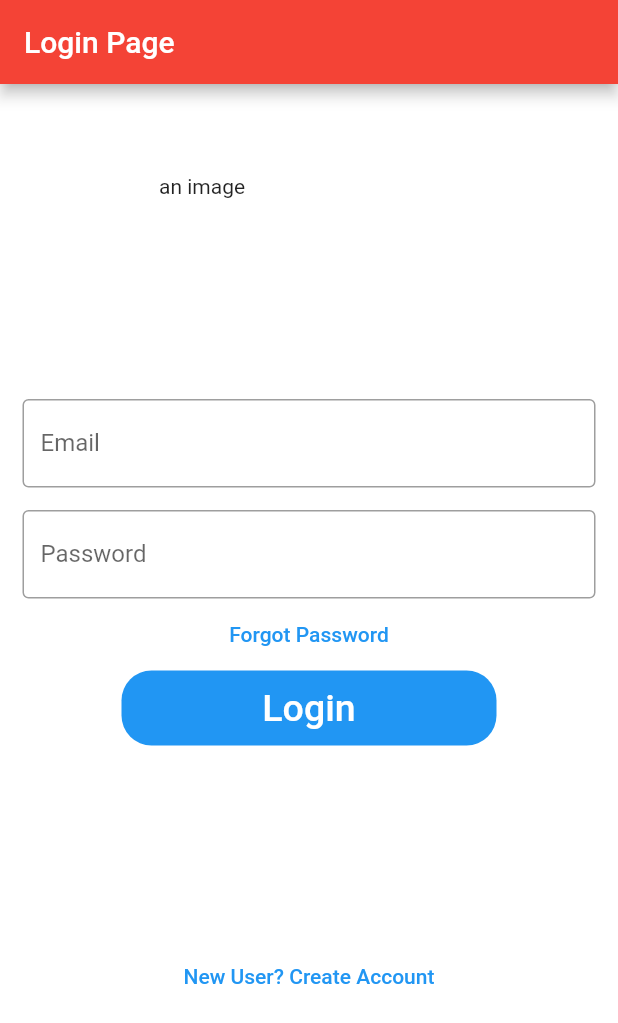
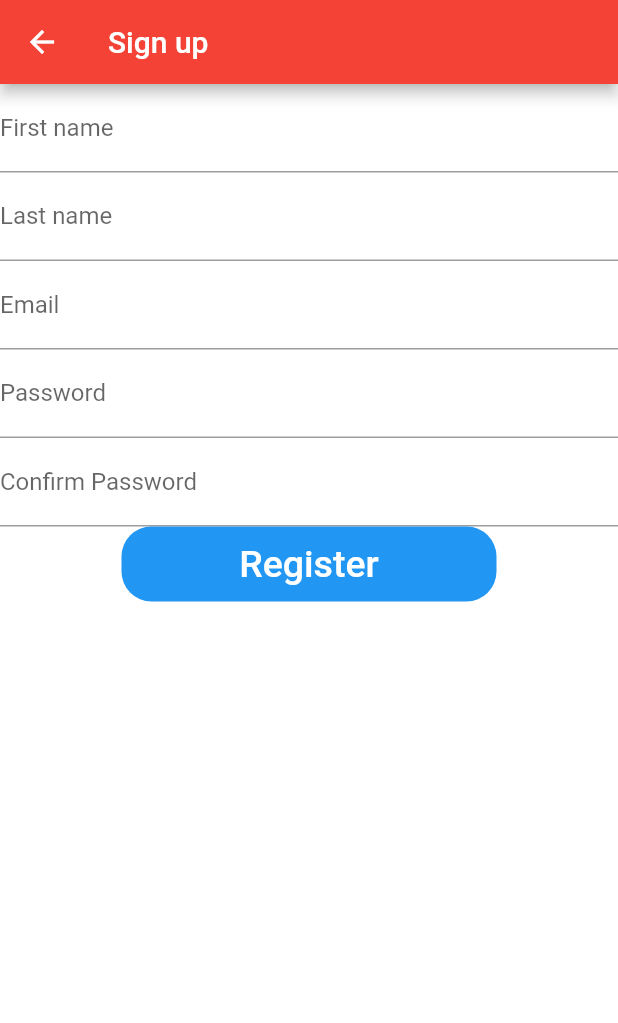
Before and after one commit to Lsfhv/bike-tour-app, a Flutter app: the screen it shows after launch, after a tap on "New User? Create Account", on a phone screen of 412 x 824 dp. Shown: the top 1023 px of the screen. Run offline on Flutter 3.47's test engine with Material 2 defaults, Android fonts, the phone set to English and light mode, and no system bars; our stand-ins replace firebase_auth, firebase_core, google_maps_flutter; accounts and stored records are empty.

Commit message:
Create sign_up, Update sign_in

```diff
--- a/lib/screens/authenticate/sign_in.dart
+++ b/lib/screens/authenticate/sign_in.dart
@@ -1,6 +1,6 @@
 // ignore_for_file: prefer_const_constructors
 
-import 'package:bike_tour_app/services/auth.dart';
+import 'package:bike_tour_app/screens/authenticate/sign_up.dart';
 import 'package:flutter/material.dart';
 
 class SignIn extends StatefulWidget {
@@ -36,7 +36,7 @@ class _SignInState extends State<SignIn> {
             Padding(
               padding: const EdgeInsets.only(top: 60.0),
               child: Center(
-                child: Container(
+                child: SizedBox(
                   width: 200,
                   height: 150,
                   /*decoration: BoxDecoration(
@@ -72,7 +72,7 @@ class _SignInState extends State<SignIn> {
             ),
             TextButton(
               onPressed: () {
-                //TODO FORGOT PASSWORD SCREEN GOES HERE
+                //TO DO FORGOT PASSWORD SCREEN GOES HERE
               },
               child: Text("Forgot Password"),
               style: TextButton.styleFrom(
@@ -107,7 +107,10 @@ class _SignInState extends State<SignIn> {
               height: 130,
             ),
             TextButton(
-              onPressed: () {},
+              onPressed: () {
+                Navigator.push(
+                    context, MaterialPageRoute(builder: (context) => SignUp()));
+              },
               child: Text("New User? Create Account"),
               style: TextButton.styleFrom(
                 primary: Colors.blue,
@@ -117,6 +120,5 @@ class _SignInState extends State<SignIn> {
         ),
       ),
     );
-    ;
   }
 }
--- /dev/null
+++ b/lib/screens/authenticate/sign_up.dart
@@ -0,0 +1,67 @@
+import 'package:flutter/material.dart';
+
+class SignUp extends StatelessWidget {
+  const SignUp({Key? key}) : super(key: key);
+
+  @override
+  Widget build(BuildContext context) {
+    return Scaffold(
+      resizeToAvoidBottomInset: true,
+      backgroundColor: Colors.white,
+      appBar: AppBar(
+        title: const Text("Sign up"),
+      ),
+      body: SingleChildScrollView(
+        child: Column(
+          children: <Widget>[
+            Column(
+              children: <Widget>[
+                const TextField(
+                  decoration: InputDecoration(
+                    labelText: "First name",
+                  ),
+                ),
+                const TextField(
+                  decoration: InputDecoration(
+                    labelText: "Last name",
+                  ),
+                ),
+                const TextField(
+                  decoration: InputDecoration(
+                    labelText: "Email",
+                  ),
+                ),
+                const TextField(
+                  obscureText: true,
+                  decoration: InputDecoration(
+                    labelText: "Password",
+                  ),
+                ),
+                const TextField(
+                  obscureText: true,
+                  decoration: InputDecoration(
+                    labelText: "Confirm Password",
+                  ),
+                ),
+                Container(
+                  height: 50,
+                  width: 250,
+                  decoration: BoxDecoration(
+                      color: Colors.blue,
+                      borderRadius: BorderRadius.circular(20)),
+                  child: TextButton(
+                    onPressed: () async {},
+                    child: const Text(
+                      'Register',
+                      style: TextStyle(color: Colors.white, fontSize: 25),
+                    ),
+                  ),
+                ),
+              ],
+            )
+          ],
+        ),
+      ),
+    );
+  }
+}
```
Also changed, not shown: pubspec.lock.
